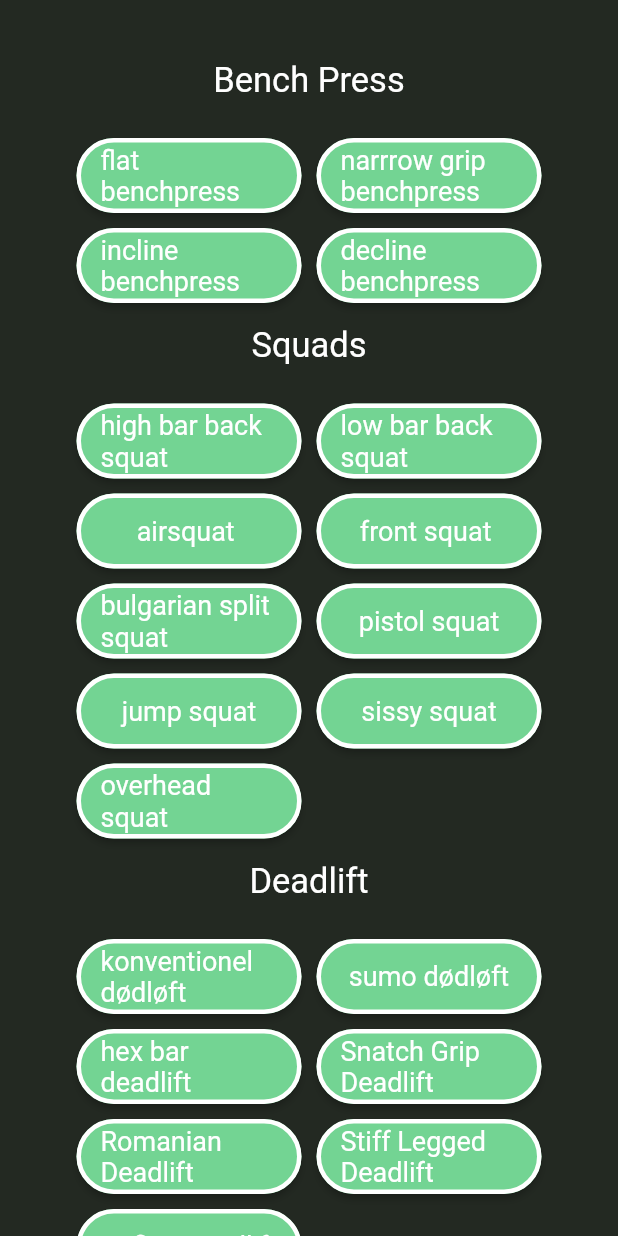
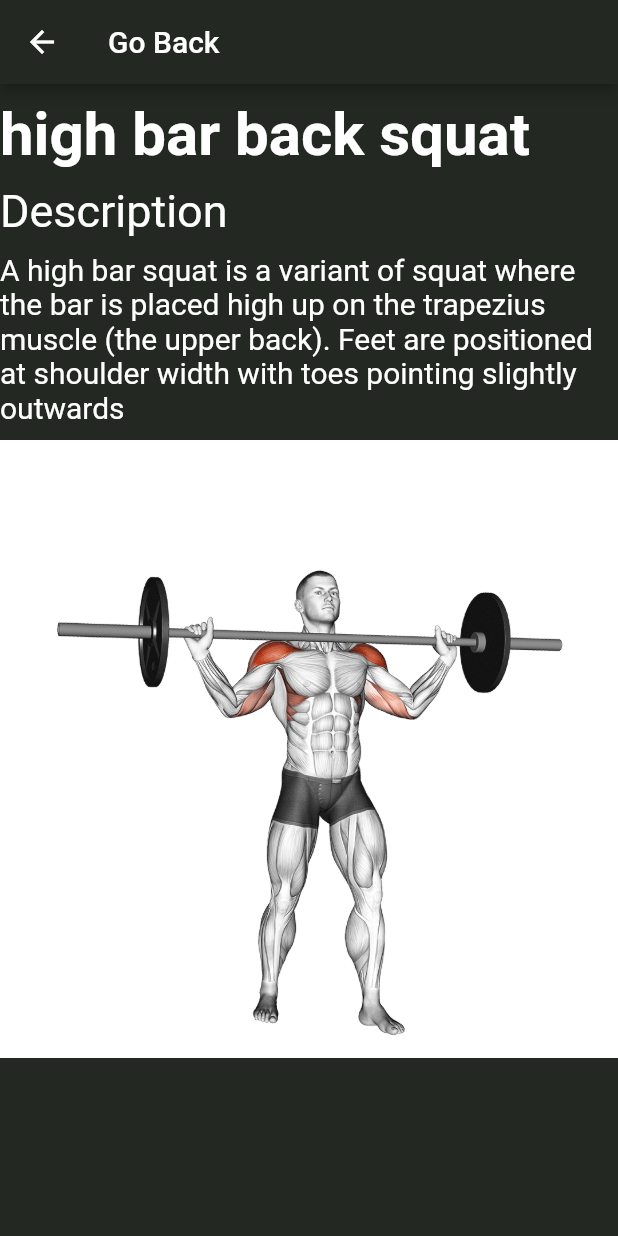
Before and after one commit to phil2988/workout_application, a Flutter app: the Exercises screen opened directly, after a tap on "high bar back squat", on a phone screen of 412 x 824 dp. Run offline on Flutter 3.47's test engine with Material 2 defaults, Android fonts, the phone set to English and light mode, and no system bars.

Commit message:
added exercise info  page

```diff
--- a/data/exerciseData.json
+++ b/data/exerciseData.json
@@ -38,7 +38,7 @@
             "exerciseName": "high bar back squat",
             "exerciseDescription": "A high bar squat is a variant of squat where the bar is placed high up on the trapezius muscle (the upper back). Feet are positioned at shoulder width with toes pointing slightly outwards",
             "gifLocations": [
-                ""
+                "overhead_barbell_press.gif"
             ]
         },
         {
--- a/lib/app_colors.dart
+++ b/lib/app_configs.dart
@@ -10,9 +10,7 @@ const Color navBarUnSelected = Color.fromARGB(255, 255, 255, 255);
 
 // TextStyles
 const TextStyle buttonStyle = TextStyle(fontSize: 18, color: Colors.white);
-const TextStyle titleStyle = TextStyle(
-    fontSize: 40,
-    fontWeight: FontWeight.bold,
-    color: Colors.white,
-    height: 2.5);
-const TextStyle subTitleStyle = TextStyle(fontSize: 23, color: Colors.white);
+const TextStyle titleStyle =
+    TextStyle(fontSize: 40, fontWeight: FontWeight.bold, color: Colors.white);
+const TextStyle subTitleStyle = TextStyle(fontSize: 30, color: Colors.white);
+const TextStyle contentStyle = TextStyle(fontSize: 20, color: Colors.white);
--- /dev/null
+++ b/lib/exercise-info-page.dart
@@ -0,0 +1,52 @@
+import 'package:flutter/material.dart';
+import 'package:workout_application/app_configs.dart';
+
+class ExerciseInfo extends StatelessWidget {
+  final title;
+  final description;
+  final gifLocation;
+
+  const ExerciseInfo(this.title, this.description, this.gifLocation, {Key? key})
+      : super(key: key);
+
+  @override
+  Widget build(BuildContext context) {
+    return Scaffold(
+        appBar:
+            AppBar(backgroundColor: background, title: const Text("Go Back")),
+        backgroundColor: background,
+        body: SingleChildScrollView(
+            child: Column(
+          children: [
+            SizedBox(
+                width: double.infinity,
+                child: Padding(
+                  padding: const EdgeInsets.fromLTRB(0, 10, 0, 10),
+                  child: Text(
+                    title,
+                    style: titleStyle,
+                  ),
+                )),
+            const SizedBox(
+                width: double.infinity,
+                child: Padding(
+                  padding: EdgeInsets.fromLTRB(0, 0, 0, 10),
+                  child: Text(
+                    "Description",
+                    style: subTitleStyle,
+                  ),
+                )),
+            SizedBox(
+                width: double.infinity,
+                child: Padding(
+                  padding: const EdgeInsets.fromLTRB(0, 0, 0, 10),
+                  child: Text(
+                    description,
+                    style: contentStyle,
+                  ),
+                )),
+            Image.asset("assets/workout_gifs/" + gifLocation[0])
+          ],
+        )));
+  }
+}
--- a/lib/exercises.dart
+++ b/lib/exercises.dart
@@ -4,7 +4,8 @@ import 'dart:convert';
 
 import 'package:flutter/material.dart';
 import 'package:flutter/services.dart';
-import 'package:workout_application/app_colors.dart';
+import 'package:workout_application/app_configs.dart';
+import 'package:workout_application/exercise-info-page.dart';
 import 'package:workout_application/fitness_button.dart';
 
 import 'exercise_data_models.dart';
@@ -33,26 +34,36 @@ class Exercises extends StatelessWidget {
                     // from json if there is data
                     List<Widget> organizedList = [];
                     if (snapshot.hasData) {
-                      organizedList.add(Padding(
-                          padding: const EdgeInsets.fromLTRB(0, 30, 0, 0)));
+                      organizedList.add(const Padding(
+                          padding: EdgeInsets.fromLTRB(0, 30, 0, 0)));
 
                       for (ExerciseGroupModel exerciseGroup
                           in snapshot.data as List<ExerciseGroupModel>) {
-                        organizedList.add(Padding(
-                            padding: const EdgeInsets.fromLTRB(0, 10, 0, 0)));
+                        organizedList.add(const Padding(
+                            padding: EdgeInsets.fromLTRB(0, 10, 0, 0)));
 
                         organizedList.add(Text(
                           exerciseGroup.categoryName,
                           style: subTitleStyle,
                         ));
 
-                        organizedList.add(Padding(
-                            padding: const EdgeInsets.fromLTRB(0, 0, 0, 20)));
+                        organizedList.add(const Padding(
+                            padding: EdgeInsets.fromLTRB(0, 0, 0, 20)));
                         List<Widget> buttons = [];
 
                         for (var exercise
                             in exerciseGroup.exercises.exerciseModels) {
-                          buttons.add(FitnessButton(exercise.exerciseName));
+                          buttons.add(FitnessButton(
+                              exercise.exerciseName,
+                              () => {
+                                    Navigator.push(
+                                        context,
+                                        MaterialPageRoute(
+                                            builder: (context) => ExerciseInfo(
+                                                exercise.exerciseName,
+                                                exercise.exerciseDescription,
+                                                exercise.gifLocations)))
+                                  }));
                         }
 
                         organizedList.add(Wrap(children: buttons));
--- a/lib/fitness_button.dart
+++ b/lib/fitness_button.dart
@@ -1,21 +1,23 @@
 import 'package:flutter/material.dart';
-import 'package:workout_application/app_colors.dart';
+import 'package:workout_application/app_configs.dart';
 
 class FitnessButton extends StatelessWidget {
   final String displayText;
+  final void Function() onPressed;
 
-  const FitnessButton(this.displayText, {Key? key}) : super(key: key);
+  const FitnessButton(this.displayText, this.onPressed, {Key? key})
+      : super(key: key);
 
   @override
   Widget build(BuildContext context) {
     return Padding(
         padding: const EdgeInsets.fromLTRB(5, 5, 5, 5),
         child: ElevatedButton(
-          onPressed: () {},
-          child: Text(displayText),
+          onPressed: onPressed,
+          child: Text(displayText, style: contentStyle),
           style: ElevatedButton.styleFrom(
               textStyle: buttonStyle,
-              fixedSize: const Size(150, 50),
+              fixedSize: const Size(180, 65),
               primary: primary,
               onPrimary: Colors.white,
               shape: const StadiumBorder(
--- a/lib/main.dart
+++ b/lib/main.dart
@@ -1,7 +1,8 @@
 import 'package:flutter/material.dart';
+import 'package:workout_application/exercise-info-page.dart';
 import 'package:workout_application/workout_icons.dart';
 import 'package:workout_application/exercises.dart';
-import 'package:workout_application/app_colors.dart';
+import 'package:workout_application/app_configs.dart';
 
 void main() => runApp(const AppShell());
 
@@ -29,7 +30,7 @@ class _NavBar extends State<NavBar> {
 
   List<Widget> navBarWidgets = [
     const Exercises(),
-    const Exercises(),
+    const ExerciseInfo("", "", ""),
     const Exercises(),
     const Exercises(),
     const Exercises()
--- a/pubspec.yaml
+++ b/pubspec.yaml
@@ -34,5 +34,5 @@ flutter:
         - asset: assets/fonts/Staatliches-Regular.ttf
 
   assets:
-    - assets/components/
     - data/
+    - assets/workout_gifs/
```
Also changed, not shown: assets/workout_gifs/overhead_barbell_press.gif (added).
